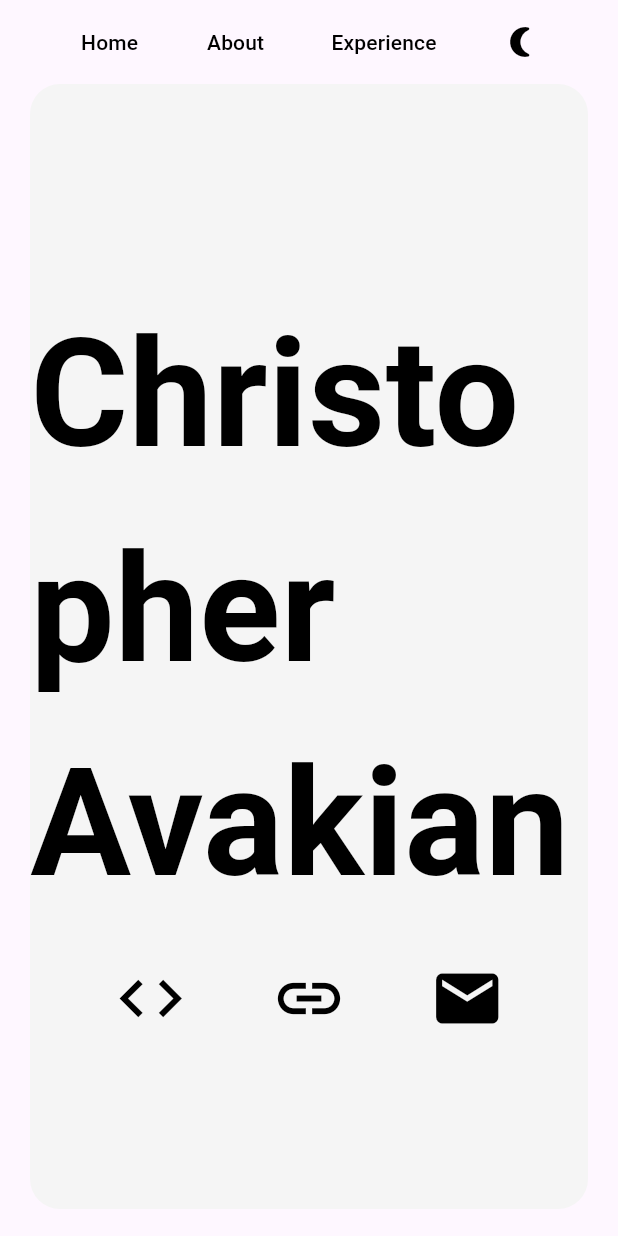
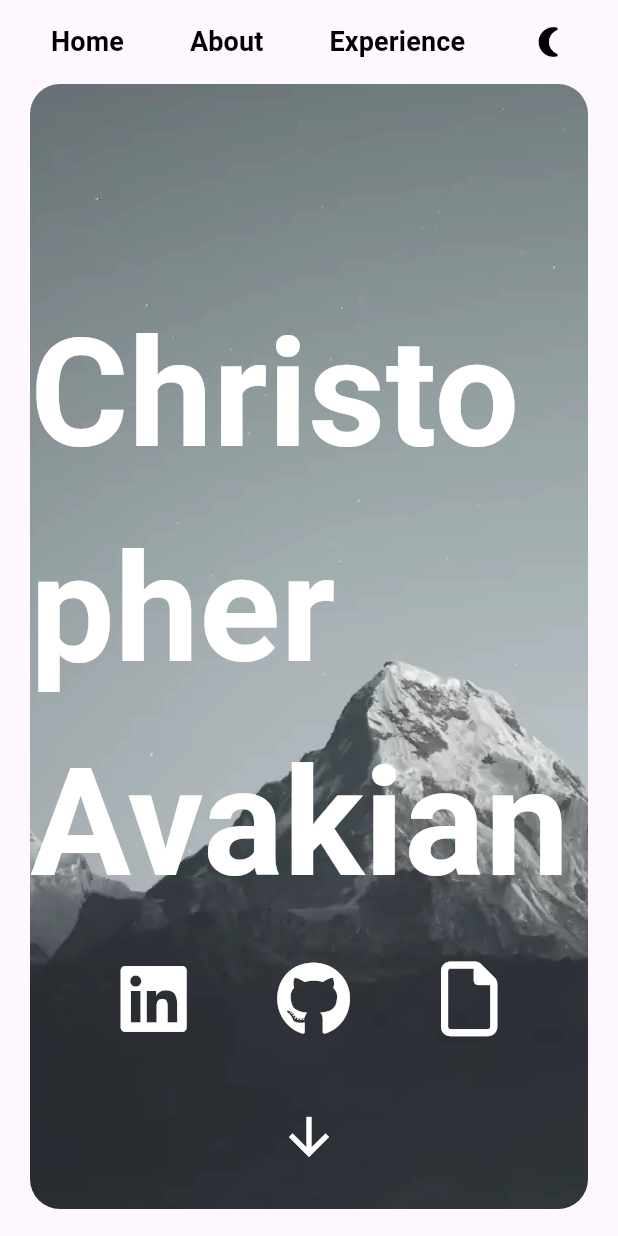
Before and after one commit to chrisavakian/Flutter_Portfolio_Website, a Flutter app: the screen it shows after launch, on a phone screen of 412 x 824 dp. Run offline on Flutter 3.47's test engine with Material 3 defaults, Android fonts, the phone set to English and light mode, and no system bars; our stand-ins replace font_awesome_flutter.

Commit message:
Cleaned up and added some info

```diff
--- a/opus_portfolio_website/lib/main.dart
+++ b/opus_portfolio_website/lib/main.dart
@@ -1,4 +1,5 @@
 import 'package:flutter/material.dart';
+import 'package:font_awesome_flutter/font_awesome_flutter.dart';
 
 void main() {
   runApp(MyApp());
@@ -47,7 +48,11 @@ class _MyAppState extends State<MyApp> {
                 onPressed: () => _scrollToSection(0),
                 child: Text(
                   'Home',
-                  style: TextStyle(color: textColor),
+                  style: TextStyle(
+                    color: textColor,
+                    fontWeight: FontWeight.bold,
+                    fontSize: 18,
+                  ),
                 ),
               ),
               SizedBox(width: 20),
@@ -55,7 +60,11 @@ class _MyAppState extends State<MyApp> {
                 onPressed: () => _scrollToSection(500),
                 child: Text(
                   'About',
-                  style: TextStyle(color: textColor),
+                  style: TextStyle(
+                    color: textColor,
+                    fontWeight: FontWeight.bold,
+                    fontSize: 18,
+                  ),
                 ),
               ),
               SizedBox(width: 20),
@@ -63,11 +72,14 @@ class _MyAppState extends State<MyApp> {
                 onPressed: () => _scrollToSection(1000),
                 child: Text(
                   'Experience',
-                  style: TextStyle(color: textColor),
+                  style: TextStyle(
+                    color: textColor,
+                    fontWeight: FontWeight.bold,
+                    fontSize: 18,
+                  ),
                 ),
               ),
               SizedBox(width: 20),
-
               IconButton(
                 onPressed: _toggleDarkMode,
                 icon: Icon(
@@ -82,17 +94,21 @@ class _MyAppState extends State<MyApp> {
           controller: _scrollController,
           child: Padding(
             padding: EdgeInsets.symmetric(horizontal: 20),
-            child:
-            Column(
+            child: Column(
               children: [
                 // Section 1: Photo and Text
                 Container(
                   height: 750,
                   decoration: BoxDecoration(
-                  color: backgroundColor,
+                    image: DecorationImage(
+                      image: AssetImage('assets/background_image.jpg'),
+                      fit: BoxFit.cover,
+                    ),
                     borderRadius: BorderRadius.circular(20),
                   ),
-                child: Column(
+                  child: Stack(
+                    children: [
+                      Column(
                         mainAxisAlignment: MainAxisAlignment.center,
                         children: [
                           SizedBox(height: 20),
@@ -101,17 +117,44 @@ class _MyAppState extends State<MyApp> {
                             style: TextStyle(
                               fontSize: 100,
                               fontWeight: FontWeight.bold,
-                        color: textColor,
+                              color: Colors.white, // Fixed to white
                             ),
                           ),
                           SizedBox(height: 20),
                           Row(
                             mainAxisAlignment: MainAxisAlignment.spaceEvenly,
                             children: [
-                        Icon(Icons.code, size: 50, color: textColor),
-                        Icon(Icons.link, size: 50, color: textColor),
-                        Icon(Icons.mail, size: 50, color: textColor),
+                              FaIcon(
+                                FontAwesomeIcons.linkedin,
+                                size: 50,
+                                color: Colors.white, // Fixed to white
+                              ),
+                              FaIcon(
+                                FontAwesomeIcons.github,
+                                size: 50,
+                                color: Colors.white, // Fixed to white
+                              ),
+                              FaIcon(
+                                FontAwesomeIcons.file,
+                                size: 50,
+                                color: Colors.white, // Fixed to white
+                              ),
                             ],
+                          ),
+                        ],
+                      ),
+                      Positioned(
+                        bottom: 20,
+                        left: 0,
+                        right: 0,
+                        child: IconButton(
+                          icon: Icon(
+                            Icons.arrow_downward,
+                            size: 40,
+                            color: Colors.white, // Fixed to white
+                          ),
+                          onPressed: () => _scrollToSection(500),
+                        ),
                       ),
                     ],
                   ),
@@ -126,18 +169,26 @@ class _MyAppState extends State<MyApp> {
                   ),
                   child: Row(
                     children: [
-                    Expanded(
-                      child: CircleAvatar(
+                      CircleAvatar(
                         radius: 100,
                         backgroundImage: AssetImage('assets/my_photo.jpg'),
                         backgroundColor: Colors.transparent,
                       ),
-                    ),
                       SizedBox(width: 50),
                       Expanded(
-                      child: Text(
-                        'Lorem ipsum dolor sit amet, consectetur adipiscing elit. Nullam euismod, nulla sit amet aliquam lacinia, nisl nisl aliquam nisl, nec aliquam nisl nisl sit amet nisl. Nullam euismod, nulla sit amet aliquam lacinia, nisl nisl aliquam nisl, nec aliquam nisl nisl sit amet nisl.',
+                        child: RichText(
+                          text: TextSpan(
                             style: TextStyle(fontSize: 18, color: textColor),
+                            children: [
+                              TextSpan(
+                                text: 'About Me: ',
+                                style: TextStyle(fontWeight: FontWeight.bold),
+                              ),
+                              TextSpan(
+                                text: 'Lorem ipsum dolor sit amet, consectetur adipiscing elit. Nullam euismod, nulla sit amet aliquam lacinia, nisl nisl aliquam nisl, nec aliquam nisl nisl sit amet nisl. Nullam euismod, nulla sit amet aliquam lacinia, nisl nisl aliquam nisl, nec aliquam nisl nisl sit amet nisl.',
+                              ),
+                            ],
+                          ),
                         ),
                       ),
                     ],
@@ -202,7 +253,7 @@ class _MyAppState extends State<MyApp> {
                 ),
                 SizedBox(height: 20),
               ],
-          )
+            ),
           ),
         ),
       ),
--- a/opus_portfolio_website/pubspec.yaml
+++ b/opus_portfolio_website/pubspec.yaml
@@ -30,7 +30,7 @@ environment:
 dependencies:
   flutter:
     sdk: flutter
-
+  font_awesome_flutter: ^10.4.0
 
   # The following adds the Cupertino Icons font to your application.
   # Use with the CupertinoIcons class for iOS style icons.
@@ -59,7 +59,8 @@ flutter:
   uses-material-design: true
 
   # To add assets to your application, add an assets section, like this:
-  # assets:
+  assets:
+      - assets/
   #   - images/a_dot_burr.jpeg
   #   - images/a_dot_ham.jpeg
 
```
Also changed, not shown: opus_portfolio_website/assets/background_image.jpg (added), opus_portfolio_website/assets/my_photo.png (added), opus_portfolio_website/pubspec.lock, 1 other file. Lines whose indentation alone changed are shown as unchanged.
